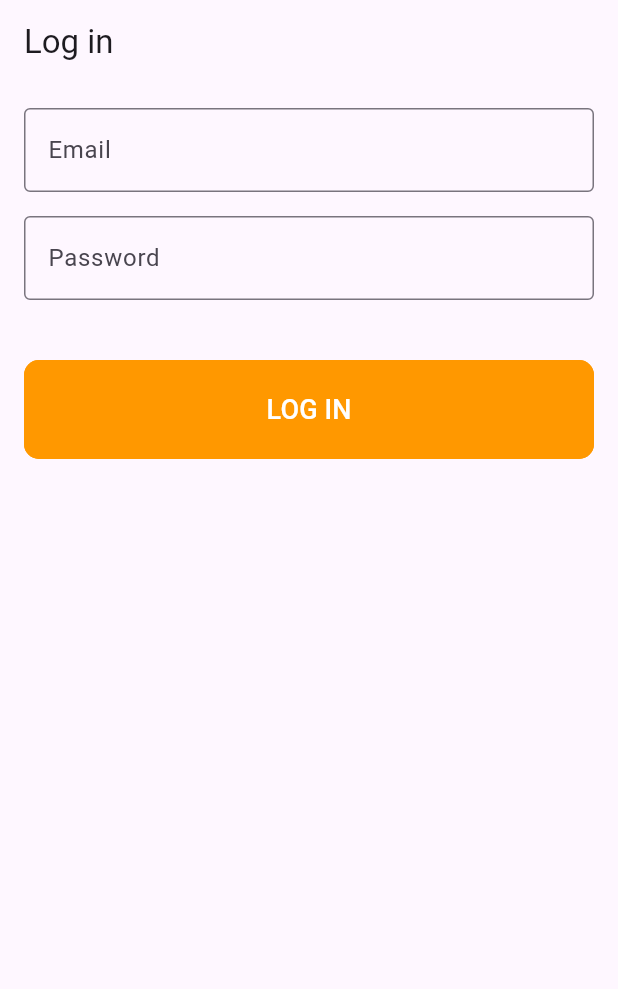
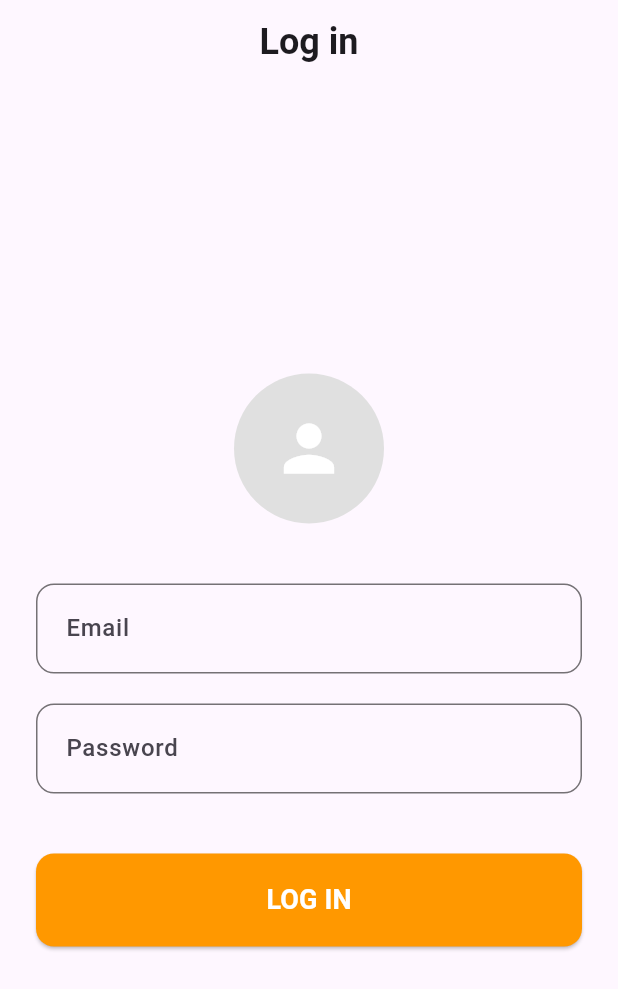
Before and after one commit to AugmentedFocus/AugmentedFocus, a Flutter app: the screen it shows after launch, after a tap on "LOG IN", on a phone screen of 412 x 824 dp. Shown: the top 989 px of the screen. Run offline on Flutter 3.47's test engine with Material 3 defaults, Android fonts, the phone set to English and light mode, and no system bars; our stand-ins replace flutter_riverpod; network calls fail.

Commit message:
Improved login screen

```diff
--- a/lib/screens/login/login_screen.dart
+++ b/lib/screens/login/login_screen.dart
@@ -1,5 +1,4 @@
 import 'package:flutter/material.dart';
-
 import '../../shared/navbar_roots.dart';
 
 class LoginScreen extends StatelessWidget {
@@ -7,52 +6,62 @@ class LoginScreen extends StatelessWidget {
   Widget build(BuildContext context) {
     return Scaffold(
       appBar: AppBar(
-        title: Text('Log in'),
+        title: const Text(
+          'Log in',
+          style: TextStyle(fontSize: 24, fontWeight: FontWeight.bold),
         ),
-      body: Padding(
-        padding: const EdgeInsets.all(16.0),
+        centerTitle: true,
+        elevation: 0,
+      ),
+      body: Center(
+        child: SingleChildScrollView(
+          padding: const EdgeInsets.all(24.0),
           child: Column(
+            mainAxisAlignment: MainAxisAlignment.center,
+            crossAxisAlignment: CrossAxisAlignment.stretch,
             children: [
-            TextField(
-              decoration: InputDecoration(
-                labelText: 'Email',
-                border: OutlineInputBorder(),
+              CircleAvatar(
+                radius: 50,
+                backgroundColor: Colors.grey.shade300,
+                child: const Icon(
+                  Icons.person,
+                  size: 50,
+                  color: Colors.white,
                 ),
               ),
-            SizedBox(height: 16),
-            TextField(
-              decoration: InputDecoration(
-                labelText: 'Password',
-                border: OutlineInputBorder(),
-              ),
-              obscureText: true,
-            ),
-            SizedBox(height: 40),
+              const SizedBox(height: 40),
+
+              // Email Text Field
+              _buildTextField(label: 'Email', hint: 'Enter your email'),
+              const SizedBox(height: 20),
+
+              // Password Text Field
+              _buildTextField(label: 'Password', hint: 'Enter your password', obscureText: true),
+              const SizedBox(height: 40),
+
+              // Login Button
               SizedBox(
                 width: double.infinity,
-              child: OutlinedButton(
+                child: ElevatedButton(
                   onPressed: () {
                     Navigator.pushReplacement(
                       context,
                       MaterialPageRoute(builder: (context) => const NavBarRoots()),
                     );
                   },
-                style: OutlinedButton.styleFrom(
-                  padding: EdgeInsets.symmetric(vertical: 20),
+                  style: ElevatedButton.styleFrom(
+                    padding: const EdgeInsets.symmetric(vertical: 18),
                     backgroundColor: Colors.orange,
                     shape: RoundedRectangleBorder(
-                    borderRadius: BorderRadius.circular(10),
-                  ),
-                  side: BorderSide(
-                    color: Colors.orange,
-                    width: 2,
+                      borderRadius: BorderRadius.circular(12),
                     ),
                   ),
-                child: Text(
+                  child: const Text(
                     'LOG IN',
                     style: TextStyle(
                       color: Colors.white,
                       fontSize: 18,
+                      fontWeight: FontWeight.bold,
                     ),
                   ),
                 ),
@@ -60,6 +69,31 @@ class LoginScreen extends StatelessWidget {
             ],
           ),
         ),
+      ),
+    );
+  }
+
+  Widget _buildTextField({required String label, required String hint, bool obscureText = false}) {
+    return TextField(
+      obscureText: obscureText,
+      decoration: InputDecoration(
+        labelText: label,
+        hintText: hint,
+        labelStyle: const TextStyle(fontSize: 16, fontWeight: FontWeight.w500),
+        contentPadding: const EdgeInsets.symmetric(vertical: 18, horizontal: 16),
+        border: OutlineInputBorder(
+          borderRadius: BorderRadius.circular(12),
+          borderSide: const BorderSide(color: Colors.black, width: 1),
+        ),
+        enabledBorder: OutlineInputBorder(
+          borderRadius: BorderRadius.circular(12),
+          borderSide: const BorderSide(color: Colors.black54, width: 1),
+        ),
+        focusedBorder: OutlineInputBorder(
+          borderRadius: BorderRadius.circular(12),
+          borderSide: const BorderSide(color: Colors.orange, width: 2),
+        ),
+      ),
     );
   }
 }
```
Lines whose indentation alone changed are shown as unchanged.
